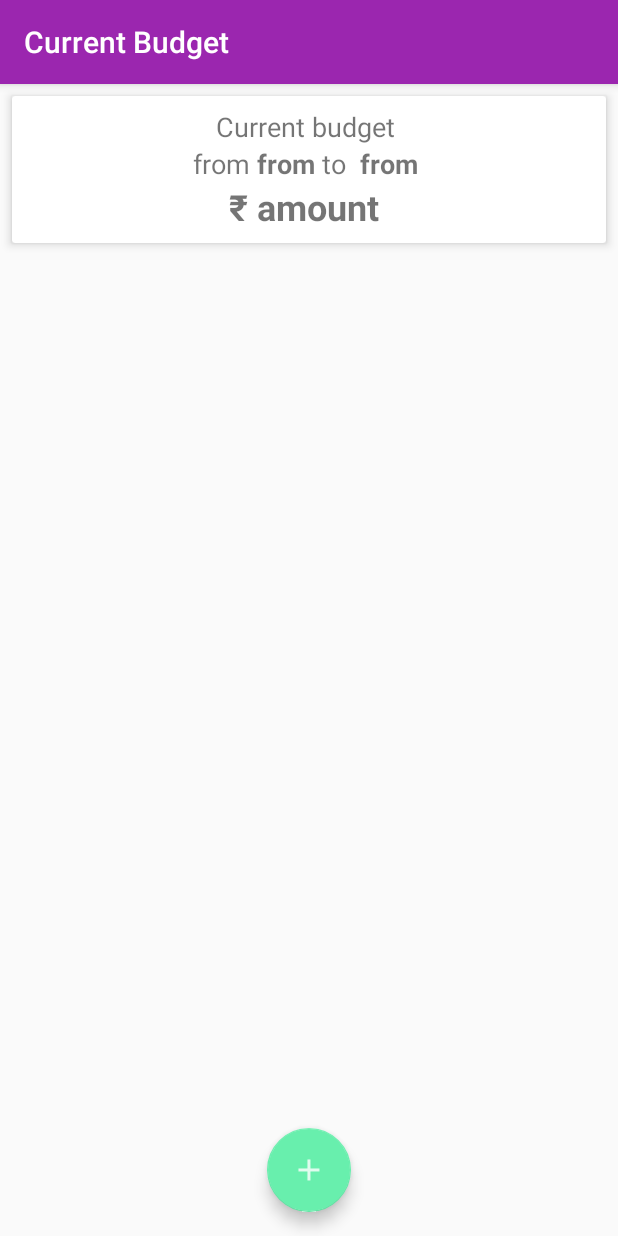
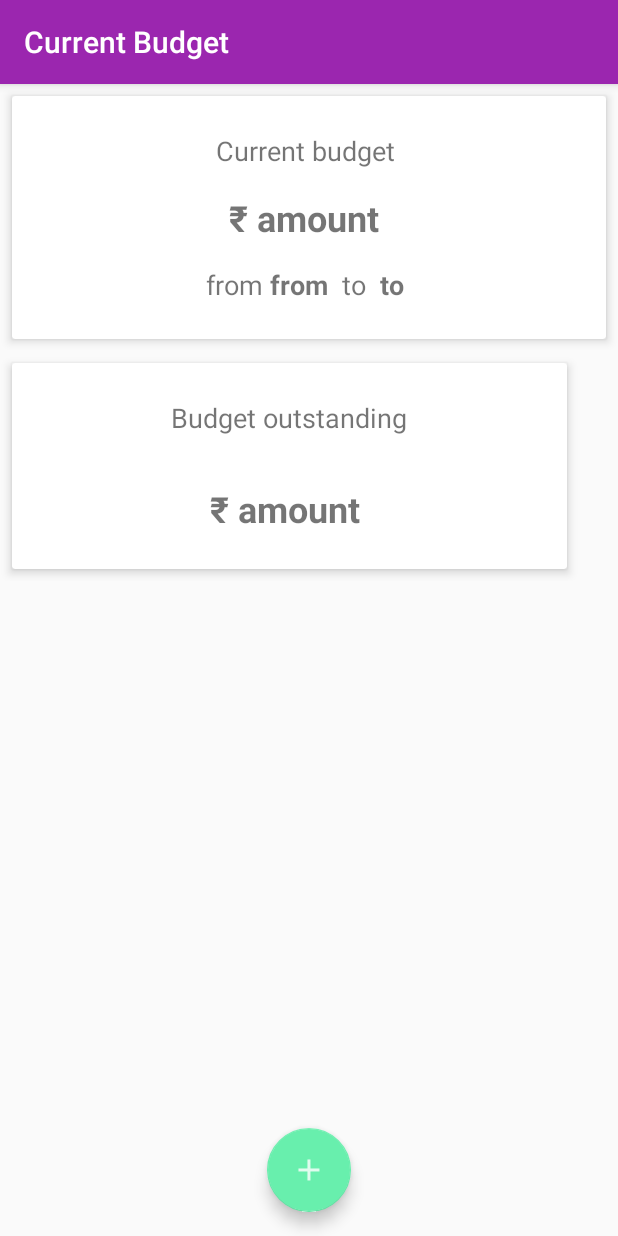
Before and after one commit to SuryaThiru/expensio-WINSEM18, an Android app: the BudgetList screen opened directly, with no data from a screen before it, on a phone screen of 412 x 824 dp. Run offline under Robolectric (Android 15) with nearby library versions, the light colour scheme and no system bars; libraries missing offline, so code that uses them is left out: io.realm; 16 statements that could not run were skipped.

Commit message:
budget view linked

```diff
--- a/app/src/main/java/com/nas/android/expensio/BudgetList.kt
+++ b/app/src/main/java/com/nas/android/expensio/BudgetList.kt
@@ -1,10 +1,16 @@
 package com.nas.android.expensio
 
 import android.content.Intent
+import android.graphics.Color
 import android.support.v7.app.AppCompatActivity
 import android.os.Bundle
+import android.util.Log
+import io.realm.Realm
 import kotlinx.android.synthetic.main.activity_budget_list.*
 import kotlinx.android.synthetic.main.activity_set_budget.*
+import model.getTotalExpense
+import model.getUserBudget
+import java.text.SimpleDateFormat
 
 class BudgetList : AppCompatActivity() {
 
@@ -17,5 +23,52 @@ class BudgetList : AppCompatActivity() {
             val intent = Intent(applicationContext, SetBudget::class.java)
             startActivity(intent)
         }
+
+        val realm = Realm.getDefaultInstance()
+        val budget = getUserBudget(realm)
+
+        val dateFormat = SimpleDateFormat("dd/MM/yyyy")
+
+        from_date.text = dateFormat.format(budget.from)
+        to_date.text = dateFormat.format(budget.to)
+        week_budget.text = budget.amount.toString()
+
+        val total = getTotalExpense(budget.from, budget.to)
+        var diff = budget.amount - total.toInt()
+
+        if (diff > 0) {
+            budget_outstanding.text = diff.toString()
+            budget_outstanding.setTextColor(Color.RED)
+        }
+        else {
+            budget_outstanding.text = diff.toString()
+            budget_outstanding.setTextColor(Color.GREEN)
+        }
+
+    }
+
+    override fun onResume() {
+        super.onResume()
+
+        val realm = Realm.getDefaultInstance()
+        val budget = getUserBudget(realm)
+
+        val dateFormat = SimpleDateFormat("dd/MM/yyyy")
+
+        from_date.text = dateFormat.format(budget.from)
+        to_date.text = dateFormat.format(budget.to)
+        week_budget.text = budget.amount.toString()
+
+        val total = getTotalExpense(budget.from, budget.to)
+        var diff = budget.amount - total.toInt()
+
+        if (diff > 0) {
+            budget_outstanding.text = diff.toString()
+            budget_outstanding.setTextColor(Color.GREEN)
+        }
+        else {
+            budget_outstanding.text = diff.toString()
+            budget_outstanding.setTextColor(Color.RED)
+        }
     }
 }
--- a/app/src/main/java/model/dbutils.kt
+++ b/app/src/main/java/model/dbutils.kt
@@ -157,17 +157,21 @@ fun getLoans(realm: Realm): RealmList<Loan> {
 
 // stats and stuff
 
-fun getTotalExpense(from: Date? = null, to: Date? = null) {
+fun getTotalExpense(from: Date? = null, to: Date? = null): Number {
     val expense = getExpenses(Realm.getDefaultInstance())
 
     if (from == null || to == null) {
         val sum = expense.sum("amount")
         Log.d("total expenses", sum.toString())
+
+        return sum
     }
     else {
         val sum = expense.where().greaterThanOrEqualTo("date", from)
                 .lessThanOrEqualTo("date", to).findAll()!!.sum("amount")
         Log.d("total expenses", sum.toString())
+
+        return sum
     }
 }
 
--- a/app/src/main/res/layout/activity_budget_list.xml
+++ b/app/src/main/res/layout/activity_budget_list.xml
@@ -4,7 +4,13 @@
     android:layout_width="match_parent"
     android:layout_height="match_parent">
 
+    <LinearLayout
+        android:layout_width="match_parent"
+        android:layout_height="wrap_content"
+        android:orientation="vertical">
+
         <android.support.v7.widget.CardView
+            android:id="@+id/cardView"
             android:layout_width="match_parent"
             android:layout_height="wrap_content"
             android:layout_margin="8dp"
@@ -20,54 +26,16 @@
                 <TextView
                     android:layout_width="wrap_content"
                     android:layout_height="wrap_content"
+                    android:layout_gravity="center"
+                    android:layout_margin="@dimen/activity_vertical_margin"
                     android:text="Current budget "
-                android:textSize="18sp"
-                android:layout_gravity="center"/>
+                    android:textSize="18sp" />
 
                 <LinearLayout
                     android:layout_width="wrap_content"
                     android:layout_height="wrap_content"
-                android:orientation="horizontal"
-                android:layout_gravity="center">
-
-                <TextView
-                    android:layout_width="wrap_content"
-                    android:layout_height="wrap_content"
-                    android:text="from "
-                    android:textSize="18sp"
-                    android:layout_gravity="center"/>
-
-                <TextView
-                    android:id="@+id/from_date"
-                    android:layout_width="wrap_content"
-                    android:layout_height="wrap_content"
-                    android:text="from "
-                    android:textSize="18sp"
-                    android:textStyle="bold"
-                    android:layout_gravity="center"/>
-
-                <TextView
-                    android:layout_width="wrap_content"
-                    android:layout_height="wrap_content"
-                    android:text="to  "
-                    android:textSize="18sp"
-                    android:layout_gravity="center"/>
-
-                <TextView
-                    android:id="@+id/to_date"
-                    android:layout_width="wrap_content"
-                    android:layout_height="wrap_content"
-                    android:text="from "
-                    android:textSize="18sp"
-                    android:textStyle="bold"
-                    android:layout_gravity="center"/>
-            </LinearLayout>
-
-            <LinearLayout
-                android:layout_width="wrap_content"
-                android:layout_height="wrap_content"
-                android:orientation="horizontal"
-                android:layout_gravity="center">
+                    android:layout_gravity="center"
+                    android:orientation="horizontal">
 
                     <TextView
                         android:layout_width="wrap_content"
@@ -80,10 +48,50 @@
                         android:id="@+id/week_budget"
                         android:layout_width="wrap_content"
                         android:layout_height="wrap_content"
+                        android:layout_gravity="center"
                         android:text="amount "
                         android:textSize="24sp"
-                    android:textStyle="bold"
-                    android:layout_gravity="center"/>
+                        android:textStyle="bold" />
+                </LinearLayout>
+
+                <LinearLayout
+                    android:layout_width="wrap_content"
+                    android:layout_height="wrap_content"
+                    android:layout_gravity="center"
+                    android:layout_margin="@dimen/activity_vertical_margin"
+                    android:orientation="horizontal">
+
+                    <TextView
+                        android:layout_width="wrap_content"
+                        android:layout_height="wrap_content"
+                        android:layout_gravity="center"
+                        android:text="from "
+                        android:textSize="18sp" />
+
+                    <TextView
+                        android:id="@+id/from_date"
+                        android:layout_width="wrap_content"
+                        android:layout_height="wrap_content"
+                        android:layout_gravity="center"
+                        android:text="from "
+                        android:textSize="18sp"
+                        android:textStyle="bold" />
+
+                    <TextView
+                        android:layout_width="wrap_content"
+                        android:layout_height="wrap_content"
+                        android:layout_gravity="center"
+                        android:text=" to  "
+                        android:textSize="18sp" />
+
+                    <TextView
+                        android:id="@+id/to_date"
+                        android:layout_width="wrap_content"
+                        android:layout_height="wrap_content"
+                        android:layout_gravity="center"
+                        android:text="to "
+                        android:textSize="18sp"
+                        android:textStyle="bold" />
                 </LinearLayout>
 
 
@@ -91,19 +99,64 @@
 
         </android.support.v7.widget.CardView>
 
+
         <android.support.v7.widget.CardView
-            android:layout_width="match_parent"
+            android:layout_width="370dp"
             android:layout_height="wrap_content"
             android:layout_margin="8dp"
             android:padding="16dp"
             app:cardElevation="4dp"
-            >
+            app:layout_anchor="@+id/cardView"
+            app:layout_anchorGravity="bottom|center">
+
             <LinearLayout
                 android:layout_width="match_parent"
-                android:layout_height="wrap_content"></LinearLayout>
+                android:layout_height="wrap_content"
+                android:layout_gravity="center"
+                android:orientation="vertical"
+                android:padding="8dp"
+                >
+
+                <TextView
+                    android:layout_width="wrap_content"
+                    android:layout_height="wrap_content"
+                    android:layout_gravity="center"
+                    android:layout_margin="@dimen/activity_vertical_margin"
+                    android:text="Budget outstanding"
+                    android:textSize="18sp" />
+
+                <LinearLayout
+                    android:layout_width="wrap_content"
+                    android:layout_height="wrap_content"
+                    android:layout_gravity="center"
+                    android:orientation="horizontal"
+                    android:layout_margin="@dimen/activity_vertical_margin">
+
+                    <TextView
+                        android:layout_width="wrap_content"
+                        android:layout_height="wrap_content"
+                        android:text="₹ "
+                        android:textSize="24sp"
+                        android:textStyle="bold" />
+
+                    <TextView
+                        android:id="@+id/budget_outstanding"
+                        android:layout_width="wrap_content"
+                        android:layout_height="wrap_content"
+                        android:layout_gravity="center"
+                        android:text="amount "
+                        android:textSize="24sp"
+                        android:textStyle="bold" />
+                </LinearLayout>
 
 
+
+            </LinearLayout>
         </android.support.v7.widget.CardView>
+
+
+    </LinearLayout>
+
 
     <android.support.design.widget.FloatingActionButton
         android:id="@+id/fab_budget_list"
```
Lines whose indentation alone changed are shown as unchanged.
